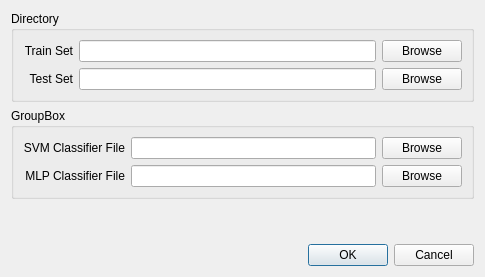
First picture: the form in settingdialog.ui, repository chenguanzhou/TrafficSignRecognition, before the edit.
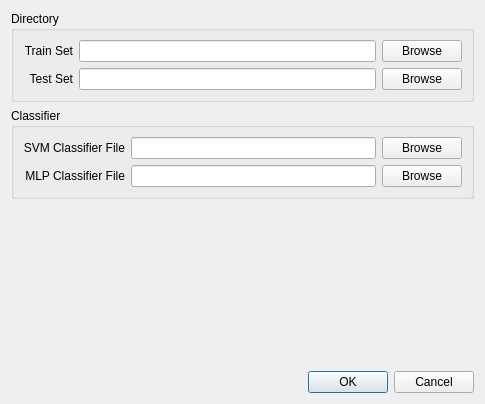
Second picture: the form after the edit.

Diff of the .ui file:
```diff
--- a/settingdialog.ui
+++ b/settingdialog.ui
@@ -7,7 +7,7 @@
     <x>0</x>
     <y>0</y>
     <width>485</width>
-    <height>277</height>
+    <height>404</height>
    </rect>
   </property>
   <property name="windowTitle">
@@ -81,7 +81,7 @@
    <item>
     <widget class="QGroupBox" name="groupBox_2">
      <property name="title">
-      <string>GroupBox</string>
+      <string>Classifier</string>
      </property>
      <layout class="QGridLayout" name="gridLayout_2">
       <item row="0" column="0">
```
Left out of the diff: 6 changed lines with no effect on the pictures.
